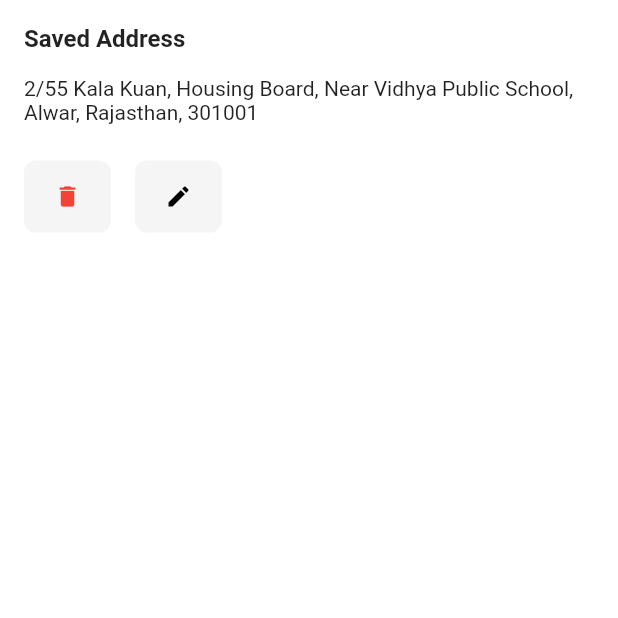
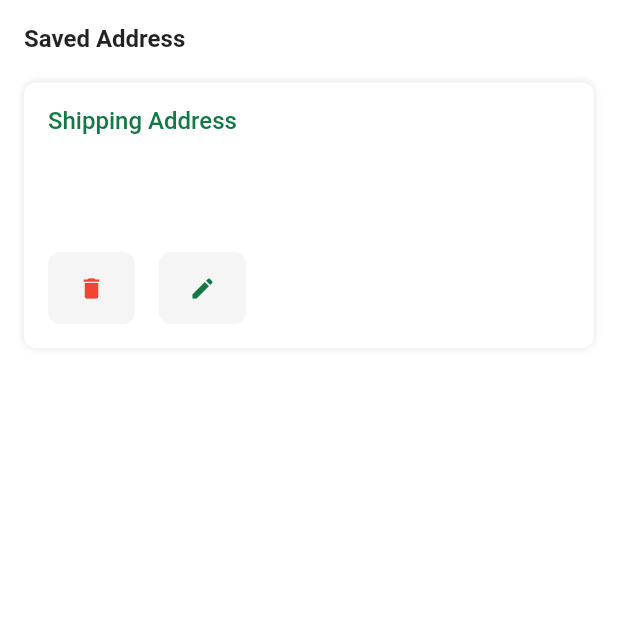
Before and after one commit to azazelyash/ecommerce-application, a Flutter app: the AddressView screen opened directly, on a phone screen of 412 x 824 dp, the top half of it. Run offline on Flutter 3.47's test engine with Material 2 defaults, Android fonts, the phone set to English and light mode, and no system bars; our stand-ins replace carousel_slider, dio, flutter_svg, google_fonts, infinite_scroll_pagination, shared_preferences and 2 more; accounts and stored records are empty; project files that could hold a hidden picture were left out.

Commit message:
address logic pending

```diff
--- a/lib/pages/profile/address_page.dart
+++ b/lib/pages/profile/address_page.dart
@@ -1,4 +1,7 @@
 import 'package:abhyukthafoods/comps/appbar.dart';
+import 'package:abhyukthafoods/pages/profile/edit_address_page.dart';
+import 'package:abhyukthafoods/services/shared_services.dart';
+import 'package:abhyukthafoods/utils/constants.dart';
 import 'package:flutter/material.dart';
 
 class AddressPage extends StatefulWidget {
@@ -38,11 +41,60 @@ class AddressView extends StatelessWidget {
               ),
             ),
             const SizedBox(
+              height: 20,
+            ),
+            Container(
+              padding: const EdgeInsets.all(16),
+              decoration: BoxDecoration(
+                borderRadius: BorderRadius.circular(8),
+                color: Colors.white,
+                boxShadow: [
+                  BoxShadow(
+                    color: Colors.grey.shade300,
+                    blurRadius: 4,
+                    offset: const Offset(0, 0),
+                  ),
+                ],
+              ),
+              child: FutureBuilder(
+                future: SharedService.customerDetails(),
+                builder: (context, snapshot) {
+                  if (!snapshot.hasData) {
+                    return const Center(
+                      child: CircularProgressIndicator(),
+                    );
+                  } else {
+                    String address = " ";
+                    // String address = "${snapshot.data!.billing['address_1']}, ${snapshot.data!.billing['address_2']}, ${snapshot.data!.billing['city']}, ${snapshot.data!.billing['state']}, ${snapshot.data!.billing['postcode']}, ${snapshot.data!.billing['country']}";
+                    return ListView(
+                      shrinkWrap: true,
+                      // crossAxisAlignment: CrossAxisAlignment.start,
+                      children: [
+                        Text(
+                          "Shipping Address",
+                          style: TextStyle(
+                            fontSize: 16,
+                            fontWeight: FontWeight.w500,
+                            color: kPrimaryColor,
+                          ),
+                        ),
+                        const SizedBox(
                           height: 16,
                         ),
-            const Text(
-              "2/55 Kala Kuan, Housing Board, Near Vidhya Public School, Alwar, Rajasthan, 301001",
-              style: TextStyle(
+                        Text(
+                          " ",
+                          // snapshot.data!.billing['first_name'] + " " + snapshot.data!.billing['last_name'],
+                          style: const TextStyle(
+                            fontSize: 15,
+                            fontWeight: FontWeight.w500,
+                          ),
+                        ),
+                        const SizedBox(
+                          height: 4,
+                        ),
+                        Text(
+                          address,
+                          style: const TextStyle(
                             fontSize: 14,
                             fontWeight: FontWeight.w400,
                           ),
@@ -76,15 +128,27 @@ class AddressView extends StatelessWidget {
                                 borderRadius: BorderRadius.circular(8),
                               ),
                               backgroundColor: Colors.grey.shade100,
-                  label: const Icon(
+                              label: Icon(
                                 Icons.edit,
                                 size: 18,
-                    color: Colors.black,
+                                color: kPrimaryColor,
                               ),
-                  onPressed: () {},
+                              onPressed: () {
+                                Navigator.of(context).push(
+                                  MaterialPageRoute(
+                                    builder: (_) => const EditAddressPage(),
+                                  ),
+                                );
+                              },
                             ),
                           ],
                         )
+                      ],
+                    );
+                  }
+                },
+              ),
+            ),
           ],
         ),
       ),
--- /dev/null
+++ b/lib/utils/constants.dart
@@ -0,0 +1,3 @@
+import 'package:flutter/material.dart';
+
+Color kPrimaryColor = const Color.fromRGBO(20, 120, 70, 1);
```
Also changed, not shown: lib/models/customer.dart (+52 -1 lines), lib/pages/profile/edit_address_page.dart (added, +136 -0 lines), lib/services/api_services.dart (+22 -2 lines). Lines whose indentation alone changed are shown as unchanged.
